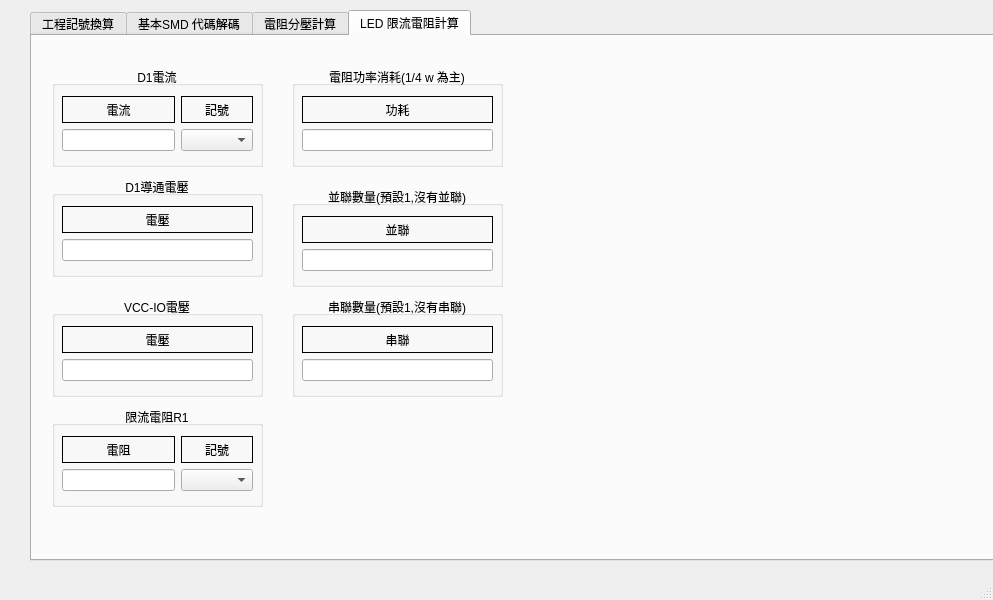
markscat/Scientific_computing, file mainwindow.ui: the form before one commit.
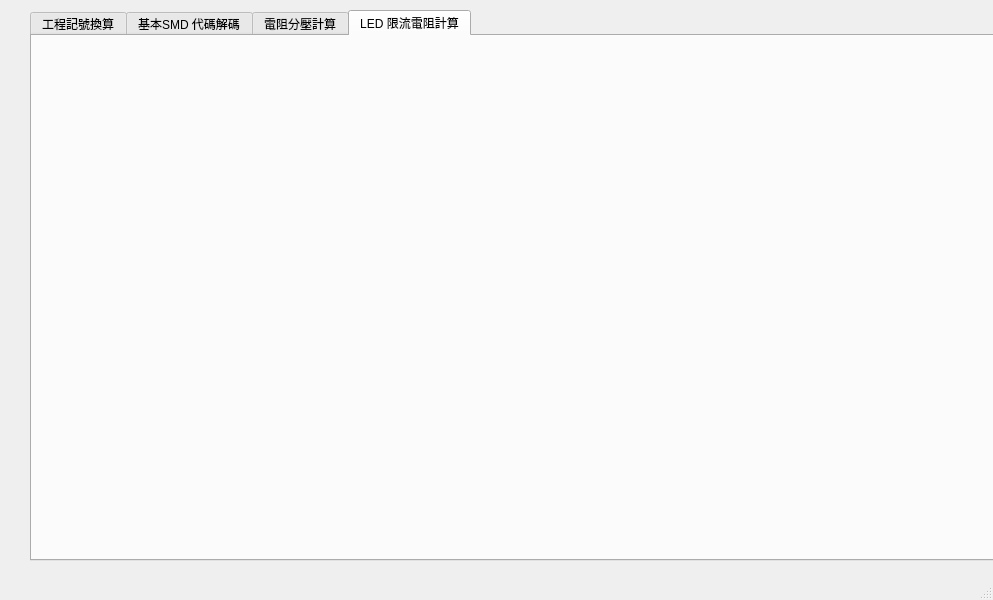
The form after the commit. The open tabs and pages were chosen to show the change. Icons and pictures are not drawn.

Patch:
```diff
--- a/mainwindow.ui
+++ b/mainwindow.ui
@@ -720,362 +720,6 @@
      <attribute name="title">
       <string>LED 限流電阻計算</string>
      </attribute>
-     <widget class="QGroupBox" name="groupBox_11">
-      <property name="geometry">
-       <rect>
-        <x>20</x>
-        <y>30</y>
-        <width>211</width>
-        <height>101</height>
-       </rect>
-      </property>
-      <property name="title">
-       <string>D1電流</string>
-      </property>
-      <property name="alignment">
-       <set>Qt::AlignmentFlag::AlignCenter</set>
-      </property>
-      <widget class="QWidget" name="layoutWidget_11">
-       <property name="geometry">
-        <rect>
-         <x>10</x>
-         <y>30</y>
-         <width>191</width>
-         <height>55</height>
-        </rect>
-       </property>
-       <layout class="QGridLayout" name="gridLayout_13">
-        <item row="1" column="0">
-         <widget class="QLineEdit" name="D1_Input_lineEdit_2"/>
-        </item>
-        <item row="0" column="0">
-         <widget class="QLabel" name="label_21">
-          <property name="frameShape">
-           <enum>QFrame::Shape::Box</enum>
-          </property>
-          <property name="text">
-           <string>電流</string>
-          </property>
-          <property name="alignment">
-           <set>Qt::AlignmentFlag::AlignCenter</set>
-          </property>
-         </widget>
-        </item>
-        <item row="0" column="1">
-         <widget class="QLabel" name="label_23">
-          <property name="frameShape">
-           <enum>QFrame::Shape::Box</enum>
-          </property>
-          <property name="text">
-           <string>記號</string>
-          </property>
-          <property name="alignment">
-           <set>Qt::AlignmentFlag::AlignCenter</set>
-          </property>
-         </widget>
-        </item>
-        <item row="1" column="1">
-         <widget class="QComboBox" name="D1_input_comboBox"/>
-        </item>
-       </layout>
-      </widget>
-     </widget>
-     <widget class="QLabel" name="label_13">
-      <property name="geometry">
-       <rect>
-        <x>510</x>
-        <y>10</y>
-        <width>301</width>
-        <height>451</height>
-       </rect>
-      </property>
-      <property name="text">
-       <string/>
-      </property>
-      <property name="pixmap">
-       <pixmap resource="Scientific_computing.qrc">:/LED.bmp</pixmap>
-      </property>
-     </widget>
-     <widget class="QGroupBox" name="groupBox_12">
-      <property name="geometry">
-       <rect>
-        <x>20</x>
-        <y>260</y>
-        <width>211</width>
-        <height>101</height>
-       </rect>
-      </property>
-      <property name="title">
-       <string>VCC-IO電壓</string>
-      </property>
-      <property name="alignment">
-       <set>Qt::AlignmentFlag::AlignCenter</set>
-      </property>
-      <widget class="QWidget" name="layoutWidget_12">
-       <property name="geometry">
-        <rect>
-         <x>10</x>
-         <y>30</y>
-         <width>191</width>
-         <height>55</height>
-        </rect>
-       </property>
-       <layout class="QGridLayout" name="gridLayout_14">
-        <item row="1" column="0">
-         <widget class="QLineEdit" name="VCCIO_Input_lineEdit"/>
-        </item>
-        <item row="0" column="0">
-         <widget class="QLabel" name="label_24">
-          <property name="frameShape">
-           <enum>QFrame::Shape::Box</enum>
-          </property>
-          <property name="text">
-           <string>電壓</string>
-          </property>
-          <property name="alignment">
-           <set>Qt::AlignmentFlag::AlignCenter</set>
-          </property>
-         </widget>
-        </item>
-       </layout>
-      </widget>
-     </widget>
-     <widget class="QGroupBox" name="groupBox_13">
-      <property name="geometry">
-       <rect>
-        <x>20</x>
-        <y>370</y>
-        <width>211</width>
-        <height>101</height>
-       </rect>
-      </property>
-      <property name="title">
-       <string>限流電阻R1</string>
-      </property>
-      <property name="alignment">
-       <set>Qt::AlignmentFlag::AlignCenter</set>
-      </property>
-      <widget class="QWidget" name="layoutWidget_13">
-       <property name="geometry">
-        <rect>
-         <x>10</x>
-         <y>30</y>
-         <width>191</width>
-         <height>55</height>
-        </rect>
-       </property>
-       <layout class="QGridLayout" name="gridLayout_15">
-        <item row="1" column="0">
-         <widget class="QLineEdit" name="limit_Input_lineEdit"/>
-        </item>
-        <item row="0" column="0">
-         <widget class="QLabel" name="label_25">
-          <property name="frameShape">
-           <enum>QFrame::Shape::Box</enum>
-          </property>
-          <property name="text">
-           <string>電阻</string>
-          </property>
-          <property name="alignment">
-           <set>Qt::AlignmentFlag::AlignCenter</set>
-          </property>
-         </widget>
-        </item>
-        <item row="0" column="1">
-         <widget class="QLabel" name="label_26">
-          <property name="frameShape">
-           <enum>QFrame::Shape::Box</enum>
-          </property>
-          <property name="text">
-           <string>記號</string>
-          </property>
-          <property name="alignment">
-           <set>Qt::AlignmentFlag::AlignCenter</set>
-          </property>
-         </widget>
-        </item>
-        <item row="1" column="1">
-         <widget class="QComboBox" name="limit_Input_comboBox"/>
-        </item>
-       </layout>
-      </widget>
-     </widget>
-     <widget class="QGroupBox" name="groupBox_14">
-      <property name="geometry">
-       <rect>
-        <x>20</x>
-        <y>140</y>
-        <width>211</width>
-        <height>101</height>
-       </rect>
-      </property>
-      <property name="title">
-       <string>D1導通電壓</string>
-      </property>
-      <property name="alignment">
-       <set>Qt::AlignmentFlag::AlignCenter</set>
-      </property>
-      <widget class="QWidget" name="layoutWidget_14">
-       <property name="geometry">
-        <rect>
-         <x>10</x>
-         <y>30</y>
-         <width>191</width>
-         <height>55</height>
-        </rect>
-       </property>
-       <layout class="QGridLayout" name="gridLayout_16">
-        <item row="1" column="0">
-         <widget class="QLineEdit" name="VD_Input_lineEdit"/>
-        </item>
-        <item row="0" column="0">
-         <widget class="QLabel" name="label_27">
-          <property name="frameShape">
-           <enum>QFrame::Shape::Box</enum>
-          </property>
-          <property name="text">
-           <string>電壓</string>
-          </property>
-          <property name="alignment">
-           <set>Qt::AlignmentFlag::AlignCenter</set>
-          </property>
-         </widget>
-        </item>
-       </layout>
-      </widget>
-     </widget>
-     <widget class="QGroupBox" name="groupBox_15">
-      <property name="geometry">
-       <rect>
-        <x>260</x>
-        <y>30</y>
-        <width>211</width>
-        <height>101</height>
-       </rect>
-      </property>
-      <property name="title">
-       <string>電阻功率消耗(1/4 w 為主)</string>
-      </property>
-      <property name="alignment">
-       <set>Qt::AlignmentFlag::AlignCenter</set>
-      </property>
-      <widget class="QWidget" name="layoutWidget_16">
-       <property name="geometry">
-        <rect>
-         <x>10</x>
-         <y>30</y>
-         <width>191</width>
-         <height>55</height>
-        </rect>
-       </property>
-       <layout class="QGridLayout" name="gridLayout_18">
-        <item row="1" column="0">
-         <widget class="QLineEdit" name="W_Input_lineEdit"/>
-        </item>
-        <item row="0" column="0">
-         <widget class="QLabel" name="label_30">
-          <property name="frameShape">
-           <enum>QFrame::Shape::Box</enum>
-          </property>
-          <property name="text">
-           <string>功耗</string>
-          </property>
-          <property name="alignment">
-           <set>Qt::AlignmentFlag::AlignCenter</set>
-          </property>
-         </widget>
-        </item>
-       </layout>
-      </widget>
-     </widget>
-     <widget class="QGroupBox" name="groupBox_16">
-      <property name="geometry">
-       <rect>
-        <x>260</x>
-        <y>150</y>
-        <width>211</width>
-        <height>101</height>
-       </rect>
-      </property>
-      <property name="title">
-       <string>並聯數量(預設1,沒有並聯)</string>
-      </property>
-      <property name="alignment">
-       <set>Qt::AlignmentFlag::AlignCenter</set>
-      </property>
-      <widget class="QWidget" name="layoutWidget_17">
-       <property name="geometry">
-        <rect>
-         <x>10</x>
-         <y>30</y>
-         <width>191</width>
-         <height>55</height>
-        </rect>
-       </property>
-       <layout class="QGridLayout" name="gridLayout_19">
-        <item row="1" column="0">
-         <widget class="QLineEdit" name="Parallel_Input_lineEdit"/>
-        </item>
-        <item row="0" column="0">
-         <widget class="QLabel" name="label_31">
-          <property name="frameShape">
-           <enum>QFrame::Shape::Box</enum>
-          </property>
-          <property name="text">
-           <string>並聯</string>
-          </property>
-          <property name="alignment">
-           <set>Qt::AlignmentFlag::AlignCenter</set>
-          </property>
-         </widget>
-        </item>
-       </layout>
-      </widget>
-     </widget>
-     <widget class="QGroupBox" name="groupBox_17">
-      <property name="geometry">
-       <rect>
-        <x>260</x>
-        <y>260</y>
-        <width>211</width>
-        <height>101</height>
-       </rect>
-      </property>
-      <property name="title">
-       <string>串聯數量(預設1,沒有串聯)</string>
-      </property>
-      <property name="alignment">
-       <set>Qt::AlignmentFlag::AlignCenter</set>
-      </property>
-      <widget class="QWidget" name="layoutWidget_18">
-       <property name="geometry">
-        <rect>
-         <x>10</x>
-         <y>30</y>
-         <width>191</width>
-         <height>55</height>
-        </rect>
-       </property>
-       <layout class="QGridLayout" name="gridLayout_20">
-        <item row="1" column="0">
-         <widget class="QLineEdit" name="Series_Input_lineEdit"/>
-        </item>
-        <item row="0" column="0">
-         <widget class="QLabel" name="label_32">
-          <property name="frameShape">
-           <enum>QFrame::Shape::Box</enum>
-          </property>
-          <property name="text">
-           <string>串聯</string>
-          </property>
-          <property name="alignment">
-           <set>Qt::AlignmentFlag::AlignCenter</set>
-          </property>
-         </widget>
-        </item>
-       </layout>
-      </widget>
-     </widget>
     </widget>
    </widget>
   </widget>
```
Left out of the diff: 510 changed lines with no effect on the pictures.
